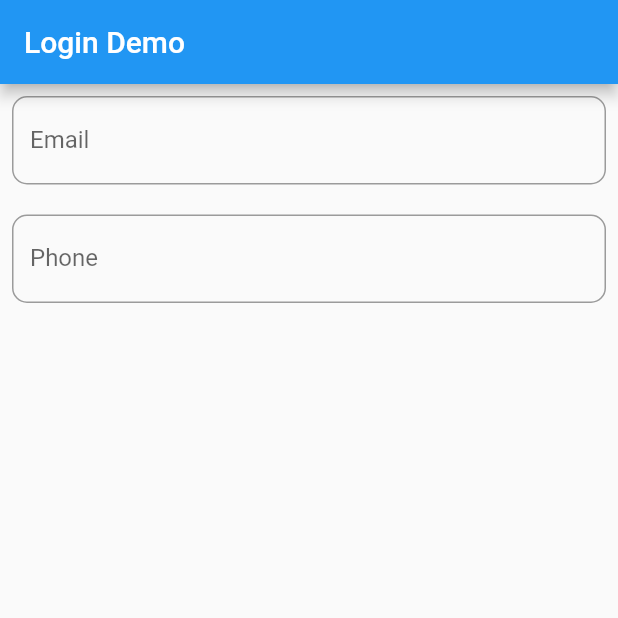
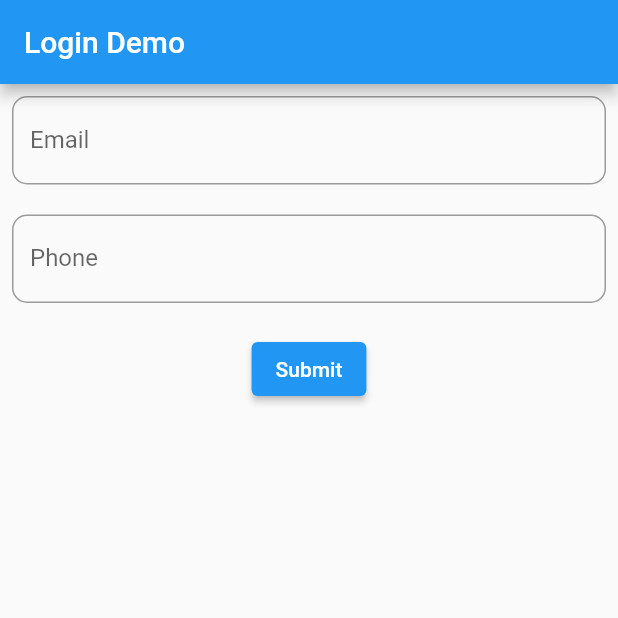
Before and after one commit to vatiza/FlutterFirebaseConnection, a Flutter app: the screen it shows after launch, on a phone screen of 412 x 824 dp, the top half of it. Run offline on Flutter 3.47's test engine with Material 2 defaults, Android fonts, the phone set to English and light mode, and no system bars.

Commit message:
design part done

```diff
--- a/lib/loginpage.dart
+++ b/lib/loginpage.dart
@@ -26,14 +26,24 @@ class _LoginPageState extends State<LoginPage> {
                     ),
                     labelText: 'Email'),
               ),
+              const SizedBox(
+                height: 20,
+              ),
+              TextFormField(
+                decoration: InputDecoration(
+                    border: OutlineInputBorder(
+                        borderRadius: BorderRadius.circular(10.0)),
+                    labelText: 'Phone'),
+              ),
               SizedBox(
                 height: 20,
               ),
-              TextFormField(
-                  decoration: InputDecoration(
-                      border: OutlineInputBorder(
-                          borderRadius: BorderRadius.circular(10.0)),
-                      labelText: 'Phone'))
+              ElevatedButton(
+                onPressed: () {
+
+                },
+                child: const Text('Submit'),
+              ),
             ],
           ),
         ),
```
